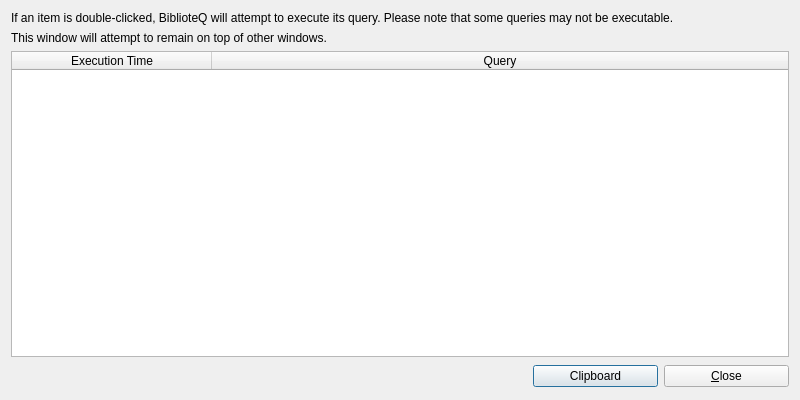
First picture: the form in UI/biblioteq_query_history.ui, repository textbrowser/biblioteq, before the edit.
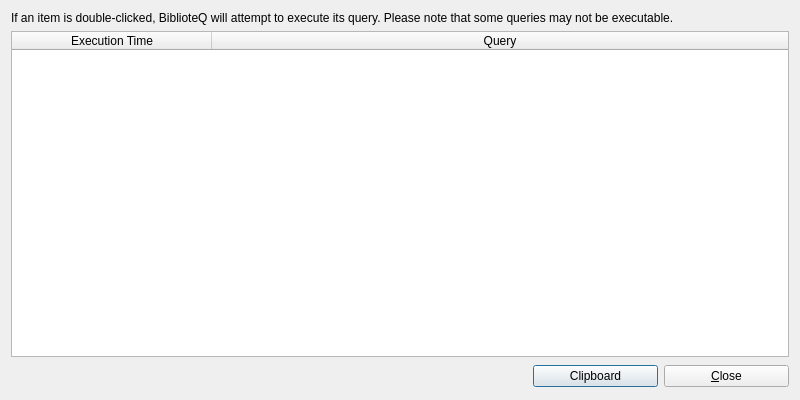
Second picture: the form after the edit. Icons and pictures are not drawn.

Commit message: Removed on-top window hint.

```diff
--- a/UI/biblioteq_query_history.ui
+++ b/UI/biblioteq_query_history.ui
@@ -24,16 +24,6 @@
      </property>
     </widget>
    </item>
-   <item>
-    <widget class="QLabel" name="label_2">
-     <property name="text">
-      <string>This window will attempt to remain on top of other windows.</string>
-     </property>
-     <property name="wordWrap">
-      <bool>true</bool>
-     </property>
-    </widget>
-   </item>
    <item>
     <widget class="QTableWidget" name="table">
      <property name="focusPolicy">
```
The commit also changes 5 other files.
